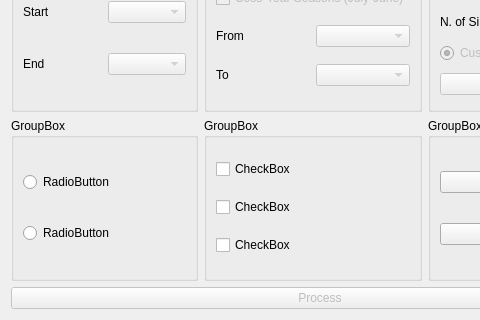
Qt form nsmpg_dialog_base.ui (JuanPDiazL/SMPG) before a commit; both pictures show x 0 to 480 and y 160 to 480 of the 640 by 480 pixel window.
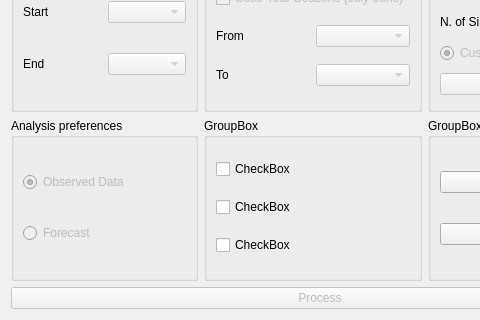
The same form after that commit.

Commit message: added support for forecast data

```diff
--- a/nsmpg_dialog_base.ui
+++ b/nsmpg_dialog_base.ui
@@ -17,20 +17,29 @@
    <item row="2" column="0">
     <widget class="QGroupBox" name="groupBox_2">
      <property name="title">
-      <string>GroupBox</string>
+      <string>Analysis preferences</string>
      </property>
      <layout class="QGridLayout" name="gridLayout_9">
       <item row="0" column="0">
-       <widget class="QRadioButton" name="radioButton_3">
+       <widget class="QRadioButton" name="observedDataRadioButton">
+        <property name="enabled">
+         <bool>false</bool>
+        </property>
         <property name="text">
-         <string>RadioButton</string>
+         <string>Observed Data</string>
+        </property>
+        <property name="checked">
+         <bool>true</bool>
         </property>
        </widget>
       </item>
       <item row="1" column="0">
-       <widget class="QRadioButton" name="radioButton_4">
+       <widget class="QRadioButton" name="forecastRadioButton">
+        <property name="enabled">
+         <bool>false</bool>
+        </property>
         <property name="text">
-         <string>RadioButton</string>
+         <string>Forecast</string>
         </property>
        </widget>
       </item>
```
Left out of the diff: 16 changed lines with no effect on the pictures. The commit also changes 3 other files.
